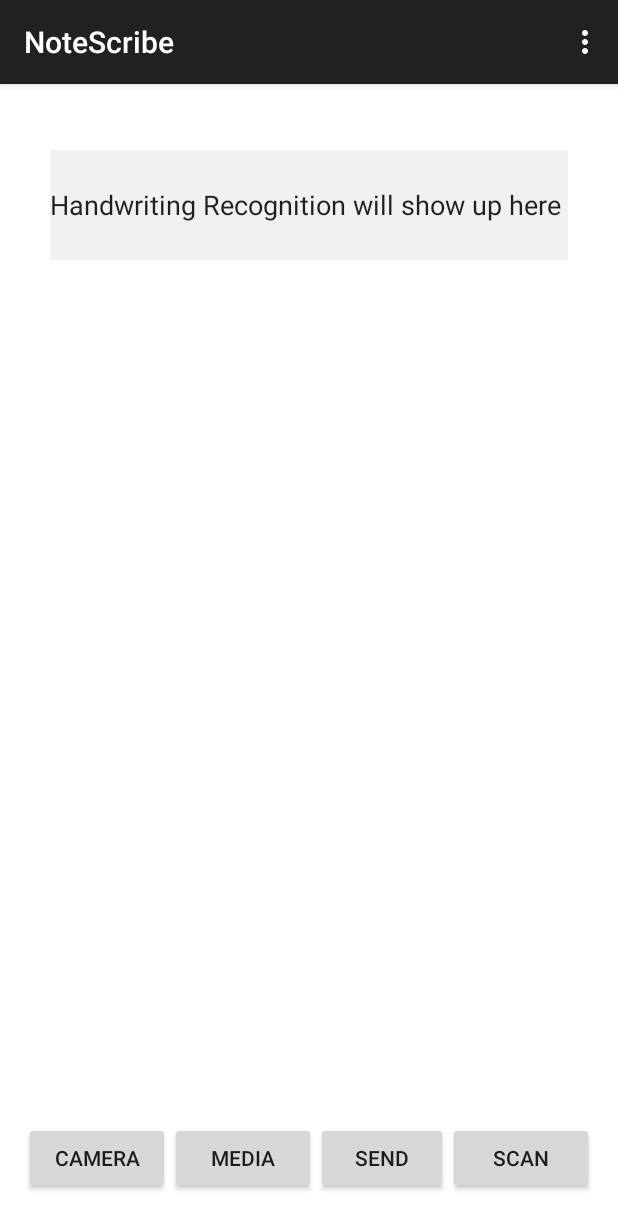
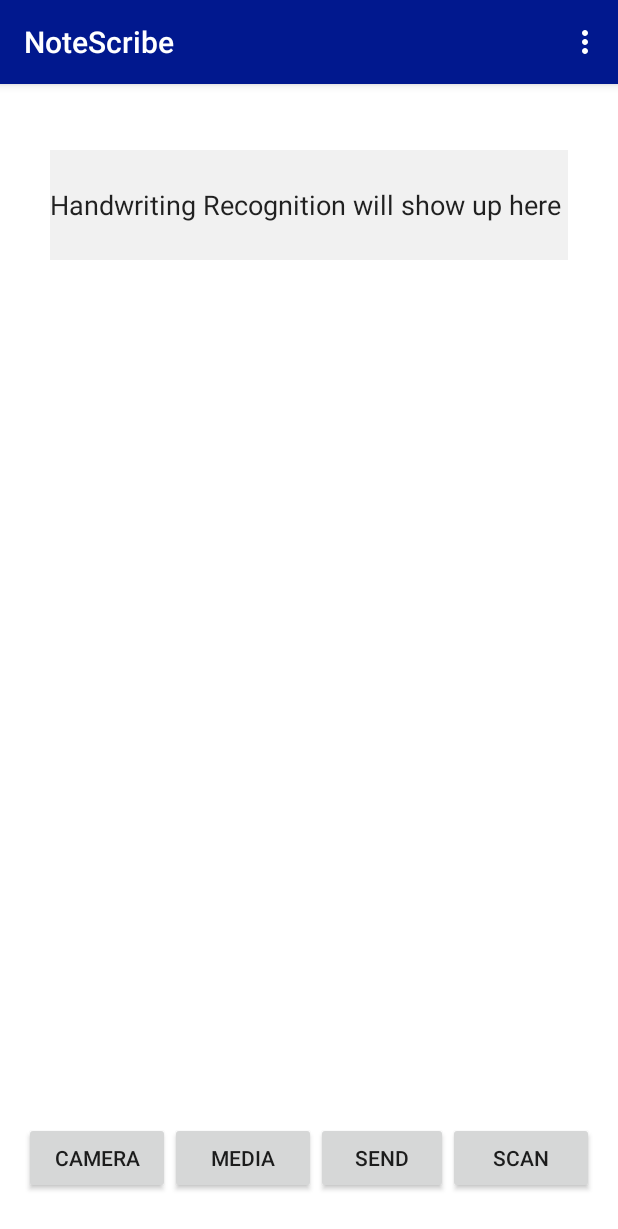
Before and after one commit to ViralNotPrasad/Supremus_HCR, an Android app: the screen it shows after launch (MainActivity), on a phone screen of 412 x 824 dp. Shown: the top 1229 px of the screen. Run offline under Robolectric (Android 15) with nearby library versions, the phone set to English and light mode, and no system bars.

Commit message:
Blue Bar, Still need red lines, Blue Notif

```diff
--- a/app/src/main/res/values/styles.xml
+++ b/app/src/main/res/values/styles.xml
@@ -3,6 +3,9 @@
     <!-- Base application theme. -->
     <style name="AppTheme" parent="Theme.AppCompat.Light.DarkActionBar">
         <!-- Customize your theme here. -->
+        <item name="colorPrimary">#01188e</item>
+        <!--<item name="colorPrimaryDark">@color/actionbarbg</item>-->
+
     </style>
 
 </resources>
```
